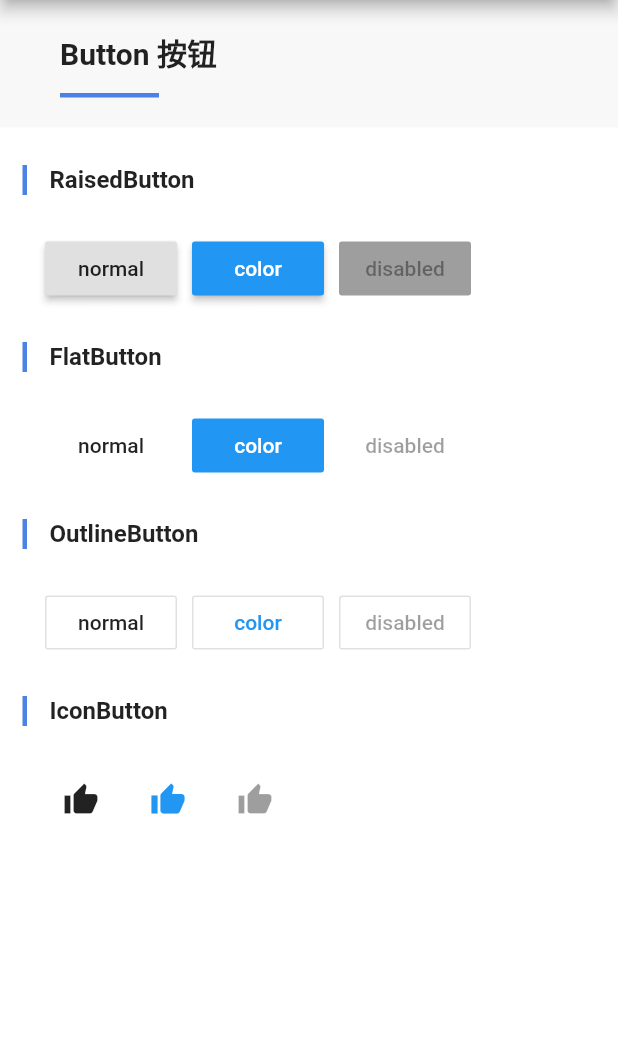
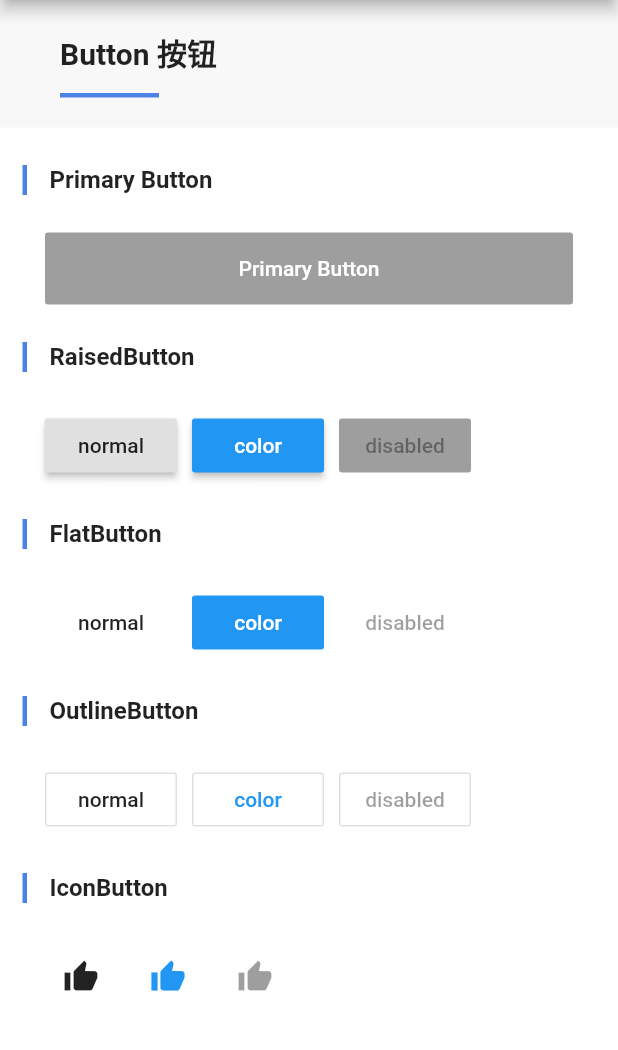
Before and after one commit to kuroesan/flutter_ui, a Flutter app: the ButtonsPage screen opened directly, on a phone screen of 412 x 824 dp, the part 84-1134 px from its top. Run offline on Flutter 3.47's test engine with Material 2 defaults, Android fonts, the phone set to English and light mode, and no system bars.

Commit message:
update button component

```diff
--- a/lib/flutter_ui.dart
+++ b/lib/flutter_ui.dart
@@ -1 +1,4 @@
+export 'src/basics/button.dart';
+
 export 'src/view/article.dart';
+export 'src/view/avatar.dart';
--- a/lib/routes/basics/buttons.dart
+++ b/lib/routes/basics/buttons.dart
@@ -1,4 +1,5 @@
 import 'package:flutter/material.dart';
+import 'package:flutter_ui/flutter_ui.dart';
 import '../../widgets/titleWidget.dart';
 import '../../widgets/subTitleWidget.dart';
 
@@ -20,6 +21,16 @@ class ButtonsPage extends StatelessWidget {
             crossAxisAlignment: CrossAxisAlignment.start,
             children: <Widget>[
               TitleWidget(title: title),
+              SubTitle(title: "Primary Button"),
+              Container(
+                padding: EdgeInsets.symmetric(horizontal: 30.0),
+                child: FuButton(
+                  text: "Primary Button",
+                  shadow: true,
+                  size: "small",
+                  disabled: true,
+                ),
+              ),
               SubTitle(title: "RaisedButton"),
               Container(
                 padding: EdgeInsets.symmetric(horizontal: 30.0),
--- /dev/null
+++ b/lib/src/basics/button.dart
@@ -0,0 +1,59 @@
+import 'package:flutter/material.dart';
+
+class FuButton extends StatefulWidget {
+  FuButton(
+      {Key key,
+      @required this.text,
+      this.size = "normal",
+      this.type = "default",
+      this.color = Colors.blue,
+      this.textColor = Colors.white,
+      this.shadow = false,
+      this.loading = false,
+      this.disabled,
+      this.onPressed})
+      : super(key: key);
+
+  final String text;
+  final String size;
+  final String type;
+  final color;
+  final textColor;
+  final bool loading;
+  final bool shadow;
+  final bool disabled;
+  final VoidCallback onPressed;
+
+  @override
+  State<FuButton> createState() => new _FuButton();
+}
+
+class _FuButton extends State<FuButton> {
+  Color _disableColor = Colors.black54;
+
+  @override
+  void initState() {
+    super.initState();
+  }
+
+  @override
+  Widget build(BuildContext context) {
+    return Container(
+        height: 48,
+        width: double.infinity,
+        child: widget.shadow
+            ? RaisedButton(
+                color: widget.color,
+                textColor: widget.textColor,
+                child: Text(widget.text),
+                onPressed:
+                    widget.disabled == true ? null : () => widget.onPressed())
+            : FlatButton(
+                color: widget.color,
+                disabledColor: _disableColor,
+                textColor: widget.textColor,
+                child: Text(widget.text),
+                onPressed:
+                    widget.disabled == true ? null : () => widget.onPressed()));
+  }
+}
```
Also changed, not shown: lib/main.dart (+0 -11 lines), lib/routes/view/avatar.dart (+7 -46 lines), lib/src/view/avatar.dart (added, +41 -0 lines).
